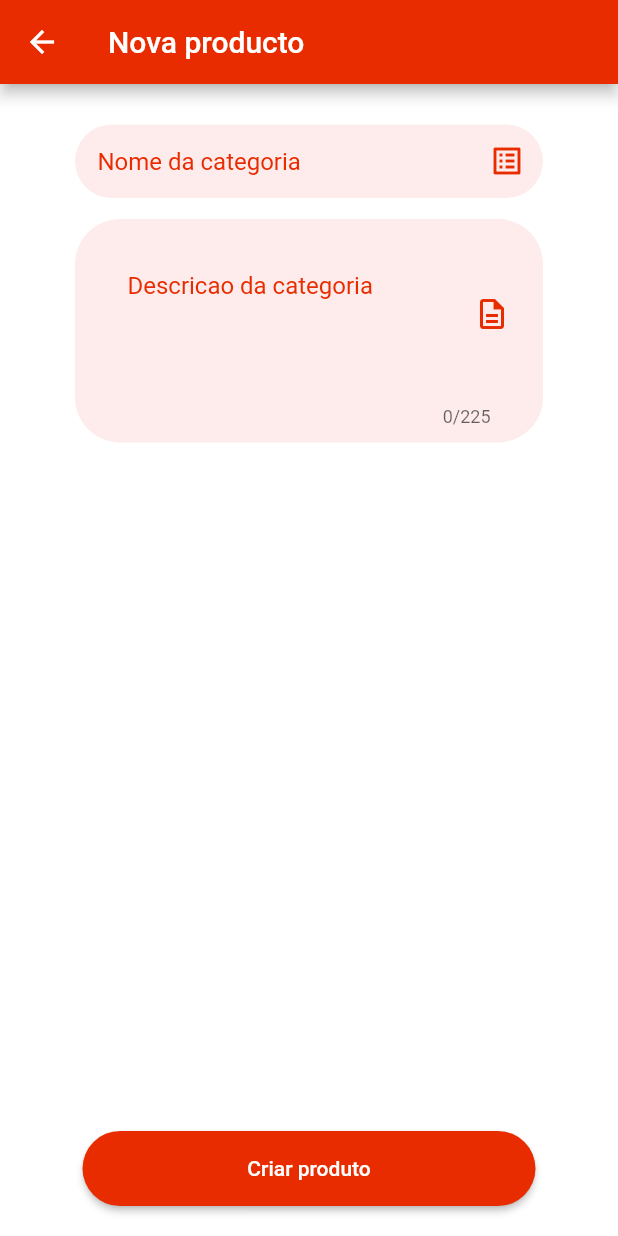
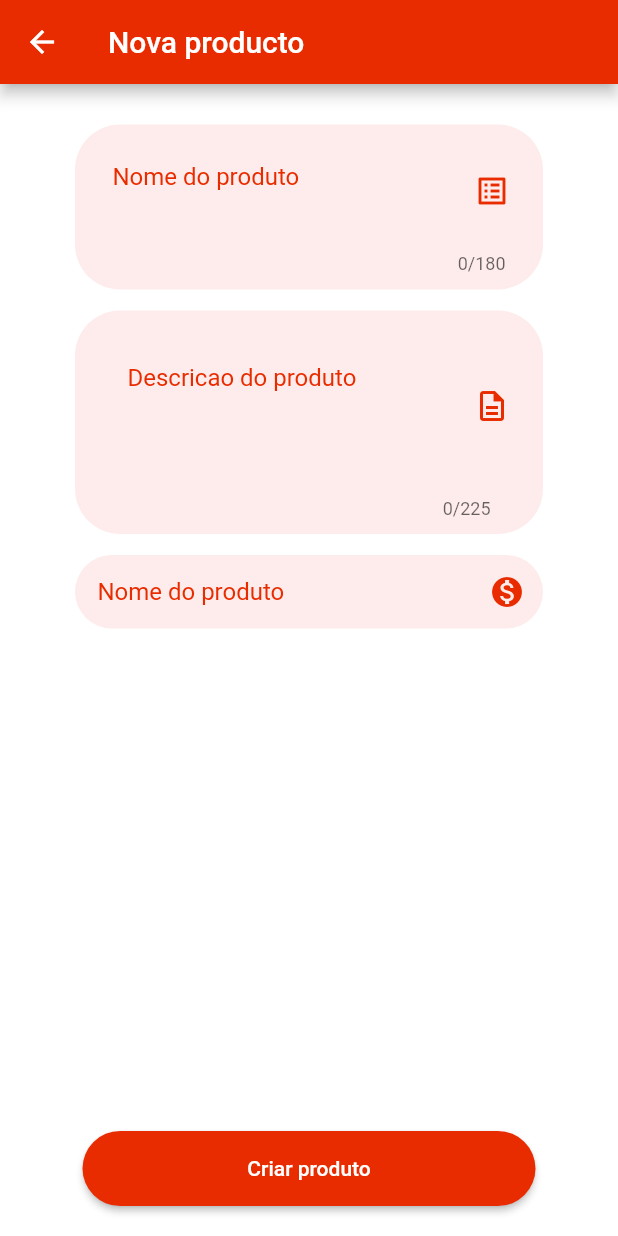
Before and after one commit to eliezerantonio/flutter_delivery, a Flutter app: the RestaurantProductsCreatePage screen opened by its route, on a phone screen of 412 x 824 dp. Run offline on Flutter 3.47's test engine with Material 2 defaults, Android fonts, the phone set to English and light mode, and no system bars; our stand-ins replace fluttertoast, image_picker, shared_preferences, sn_progress_dialog; accounts and stored records are empty; statements that could not run were skipped.

```diff
--- a/flutter_delivery/lib/src/pages/restaurant/products/create/restaurant_products_create_page.dart
+++ b/flutter_delivery/lib/src/pages/restaurant/products/create/restaurant_products_create_page.dart
@@ -1,6 +1,6 @@
 import 'package:flutter/material.dart';
 import 'package:flutter/scheduler.dart';
-import 'package:flutter_delivery/src/pages/restaurant/categories/create/restaurant_categories_create_controller.dart';
+
 import 'package:flutter_delivery/src/pages/restaurant/products/create/resturant_products_create_controller.dart';
 import 'package:flutter_delivery/src/utils/my_colors.dart';
 
@@ -28,13 +28,14 @@ class _RestaurantProductsCreatePageState
       appBar: AppBar(
         title: Text("Nova producto"),
       ),
-      body: Column(
+      body: ListView(
         children: [
           SizedBox(
             height: 20,
           ),
           _textFieldName(),
-          _textFieldDescription()
+          _textFieldDescription(),
+          _textFieldPrice()
         ],
       ),
       bottomNavigationBar: _buttonCreate(),
@@ -63,17 +64,43 @@ class _RestaurantProductsCreatePageState
   Widget _textFieldName() {
     return Container(
       margin: EdgeInsets.symmetric(horizontal: 50, vertical: 7),
+      padding: EdgeInsets.all(10),
       decoration: BoxDecoration(
           color: MyColors.primaryOpacityColor,
           borderRadius: BorderRadius.circular(30)),
       child: TextField(
+        maxLength: 180,
+        maxLines: 2,
         controller: controller.nameController,
         decoration: InputDecoration(
-          hintText: 'Nome da categoria',
+          hintText: 'Nome do produto',
           border: InputBorder.none,
           hintStyle: TextStyle(color: MyColors.primaryColorDark),
           suffixIcon: Icon(
             Icons.list_alt,
+            color: MyColors.primaryColor,
+          ),
+          contentPadding: EdgeInsets.all(15),
+        ),
+      ),
+    );
+  }
+
+  Widget _textFieldPrice() {
+    return Container(
+      margin: EdgeInsets.symmetric(horizontal: 50, vertical: 7),
+      decoration: BoxDecoration(
+        color: MyColors.primaryOpacityColor,
+        borderRadius: BorderRadius.circular(30),
+      ),
+      child: TextField(
+        keyboardType: TextInputType.number,
+        decoration: InputDecoration(
+          hintText: 'Nome do produto',
+          border: InputBorder.none,
+          hintStyle: TextStyle(color: MyColors.primaryColorDark),
+          suffixIcon: Icon(
+            Icons.monetization_on,
             color: MyColors.primaryColor,
           ),
           contentPadding: EdgeInsets.all(15),
@@ -94,7 +121,7 @@ class _RestaurantProductsCreatePageState
         maxLength: 225,
         maxLines: 3,
         decoration: InputDecoration(
-          hintText: 'Descricao da categoria',
+          hintText: 'Descricao do produto',
           border: InputBorder.none,
           hintStyle: TextStyle(color: MyColors.primaryColorDark),
           suffixIcon: Icon(
--- a/flutter_delivery/lib/src/pages/restaurant/products/create/resturant_products_create_controller.dart
+++ b/flutter_delivery/lib/src/pages/restaurant/products/create/resturant_products_create_controller.dart
@@ -1,9 +1,6 @@
+import 'package:flutter/material.dart';
 
-import 'package:flutter/material.dart';
-import 'package:flutter_delivery/src/models/category.dart';
-import 'package:flutter_delivery/src/models/response_api.dart';
 import 'package:flutter_delivery/src/models/user.dart';
-import 'package:flutter_delivery/src/provider/categories_provider.dart';
 import 'package:flutter_delivery/src/utils/my_snackbar.dart';
 import 'package:flutter_delivery/src/utils/shared_prefs.dart';
 
@@ -32,6 +29,5 @@ class RestaurantProductsCreateController {
       MySnackbar.show(context, 'Preencha todos campos');
       return;
     }
-
   }
 }
--- a/flutter_delivery/pubspec.yaml
+++ b/flutter_delivery/pubspec.yaml
@@ -24,6 +24,7 @@ dependencies:
   cupertino_icons: ^1.0.2
   flutter:
     sdk: flutter
+  flutter_masked_text: ^0.8.0
   fluttertoast: ^8.0.8
   http: ^0.13.3
   image_picker: ^0.8.4
```
Also changed, not shown: flutter_delivery/pubspec.lock.
